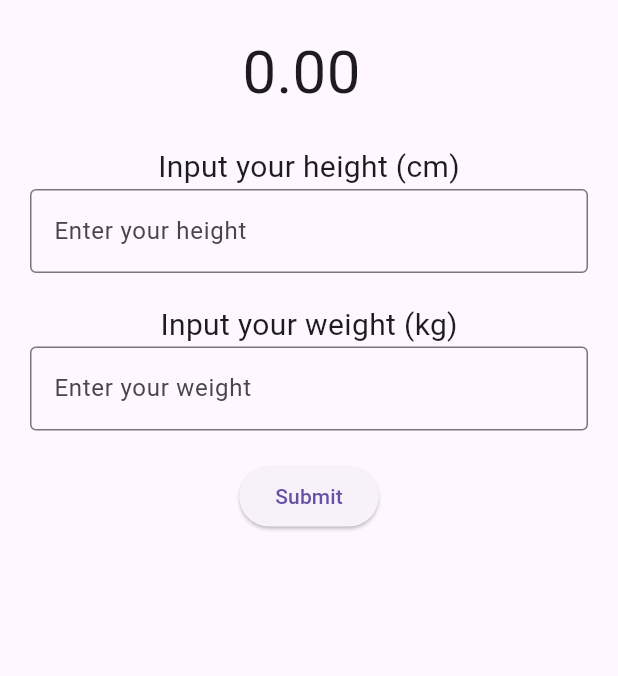
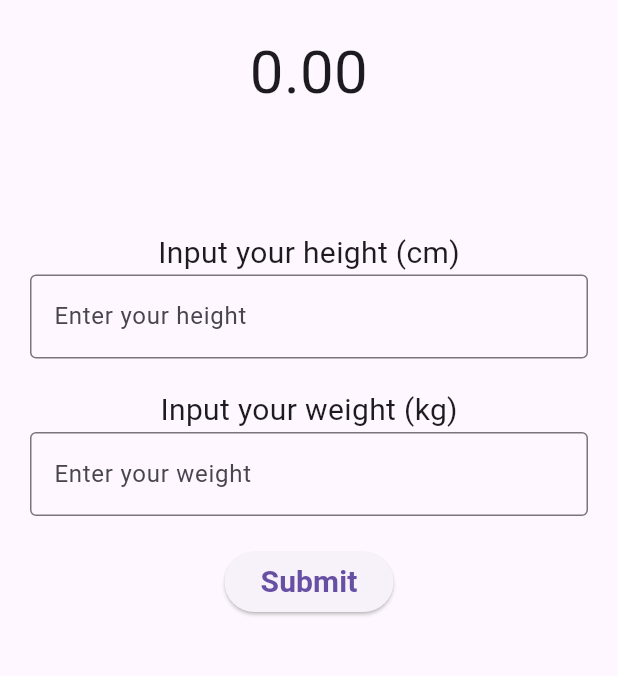
Before and after one commit to YongsakSaengsuk/Bmi_calculator_Flutter, a Flutter app: the screen it shows after launch, on a phone screen of 412 x 824 dp, the part 84-760 px from its top. Run offline on Flutter 3.47's test engine with Material 3 defaults, Android fonts, the phone set to English and light mode, and no system bars; our stand-ins replace google_fonts; Roboto replaces fonts that are missing (Itim).

Commit message:
change interface

```diff
--- a/lib/homepage.dart
+++ b/lib/homepage.dart
@@ -19,8 +19,9 @@ class _HomepageState extends State<Homepage> {
     setState(() {
       weight = double.parse(weightController.text);
       height = double.parse(heightController.text);
-
       bmi = weight / ((height / 100) * (height / 100));
+      heightController.clear();
+      weightController.clear();
     });
   }
 
@@ -34,8 +35,9 @@ class _HomepageState extends State<Homepage> {
         child: Column(
           children: [
             Text(
-              '${bmi.toStringAsFixed(2)} ${getBMICategory(bmi)}',
+              '${bmi.toStringAsFixed(2)}\n${getBMICategory(bmi)}',
               style: GoogleFonts.itim(textStyle: const TextStyle(fontSize: 40)),
+              textAlign: TextAlign.center,
             ),
             const SizedBox(
               height: 20,
@@ -90,7 +92,8 @@ class _HomepageState extends State<Homepage> {
                   bmicalculation();
                 }
               },
-              child: const Text('Submit'),
+              child: const Text('Submit',
+                  style: TextStyle(fontSize: 20, fontWeight: FontWeight.bold)),
             ),
             const SizedBox(height: 20),
           ],
```
